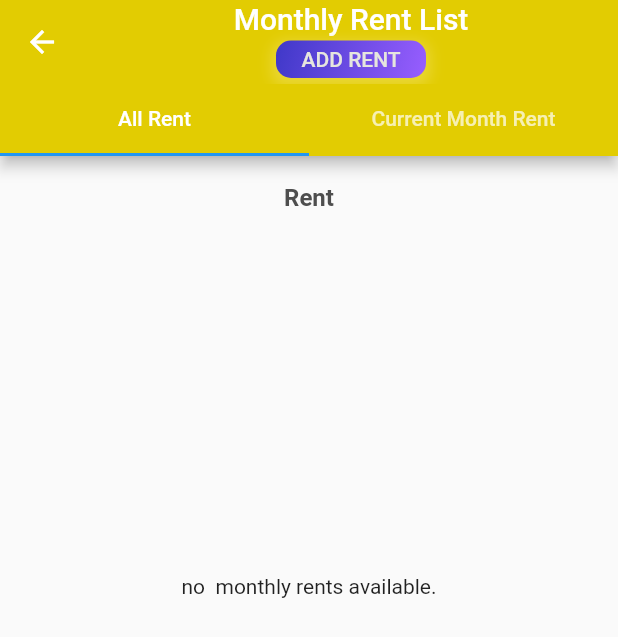
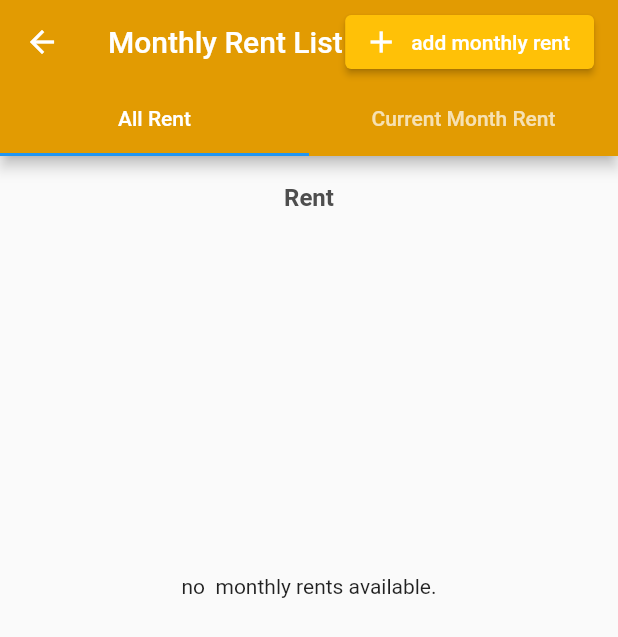
Before and after one commit to bikashpaulbp/rent, a Flutter app: the MonthlyRent screen opened directly, on a phone screen of 412 x 824 dp. Shown: the top 637 px of the screen. Run offline on Flutter 3.47's test engine with Material 2 defaults, Android fonts, the phone set to English and light mode, and no system bars; our stand-ins replace datetime_picker_formfield_new, get, sqflite; missing offline and left inert: bottom_nav_bar; accounts and stored records are empty.

Commit message:
done rent page

```diff
--- a/lib/screens/monthly_rent_page.dart
+++ b/lib/screens/monthly_rent_page.dart
@@ -54,55 +54,22 @@ class _MonthlyRentState extends State<MonthlyRent> {
         length: 2,
         child: Scaffold(
           appBar: AppBar(
-              backgroundColor: const Color.fromARGB(255, 226, 204, 2),
-              title: Center(
-                  child: Column(
+              backgroundColor: Color.fromARGB(255, 226, 155, 2),
+              title: Row(
                 children: [
-                  Text('Monthly Rent List'),
-                  Padding(
-                    padding: const EdgeInsets.all(3.0),
-                    child: InkWell(
-                      onTap: () {
+                  Center(child: Text('Monthly Rent List')),
+                  Spacer(),
+                  ElevatedButton.icon(
+                      style: ButtonStyle(
+                          backgroundColor:
+                              MaterialStatePropertyAll(Colors.amber)),
+                      onPressed: () {
                         Get.offAll(RentDataPage());
                       },
-                      child: Container(
-                        child: Center(
-                          child: Text(
-                            'ADD RENT',
-                            style: TextStyle(
-                              color: Color.fromARGB(255, 230, 229, 222),
-                              fontSize: 14,
-                              fontWeight: FontWeight.w500,
-                            ),
-                          ),
-                        ),
-                        width: 100,
-                        height: 25,
-                        decoration: BoxDecoration(
-                          gradient: LinearGradient(
-                            colors: [
-                              Color.fromARGB(255, 63, 56, 200),
-                              Color(0xFF985EFF),
-                            ],
-                            begin: Alignment.topLeft,
-                            end: Alignment.bottomRight,
-                          ),
-                          borderRadius: BorderRadius.circular(10),
-                          boxShadow: [
-                            BoxShadow(
-                              color: Color.fromARGB(255, 241, 225, 99)
-                                  .withOpacity(0.5),
-                              spreadRadius: 3,
-                              blurRadius: 7,
-                              offset: Offset(0, 3),
-                            ),
-                          ],
-                        ),
-                      ),
-                    ),
-                  ),
+                      icon: Icon(Icons.add),
+                      label: Text("add monthly rent"))
                 ],
-              )),
+              ),
               bottom: TabBar(tabs: [
                 Tab(text: "All Rent"),
                 Tab(
```
